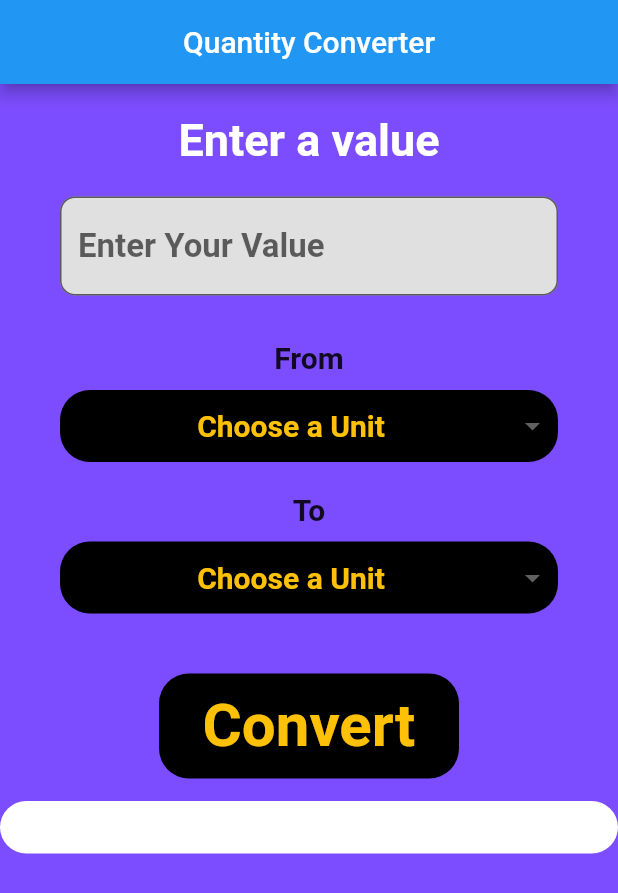
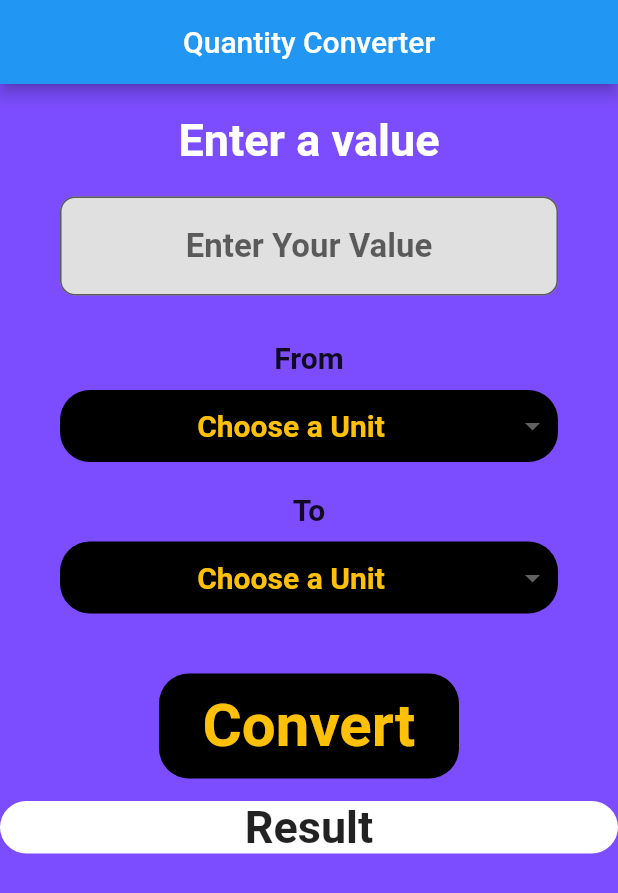
Before and after one commit to lokeshbs1994/Flutter_unit_converter, a Flutter app: the screen it shows after launch, on a phone screen of 412 x 824 dp. Shown: the top 893 px of the screen. Run offline on Flutter 3.47's test engine with Material 2 defaults, Android fonts, the phone set to English and light mode, and no system bars.

Commit message:
modified: unit converter

```diff
--- a/lib/main.dart
+++ b/lib/main.dart
@@ -29,7 +29,7 @@ class _ConverterState extends State<Converter> {
   late double userInput;
   String _startMeasure = "Choose a Unit";
   String _convertMeasures = "Choose a Unit";
-  String resultMessage = ' ';
+  String resultMessage = "Result";
 
   final List<String> measures = [
     'Meters',
@@ -114,6 +114,7 @@ class _ConverterState extends State<Converter> {
                 padding:
                     const EdgeInsets.symmetric(vertical: 20, horizontal: 40),
                 child: TextField(
+                  textAlign: TextAlign.center,
                   onChanged: (text) {
                     var input = double.tryParse(text);
                     if (input != null) {
@@ -260,9 +261,11 @@ class _ConverterState extends State<Converter> {
                   color: Colors.white,
                   borderRadius: BorderRadius.circular(20),
                 ),
-                child: Text((resultMessage == null) ? "" : resultMessage,
-                    style:
-                        TextStyle(fontWeight: FontWeight.w700, fontSize: 30)),
+                child: Center(
+                  child: Text((resultMessage == null) ? "" : resultMessage,
+                      style:
+                          TextStyle(fontWeight: FontWeight.w700, fontSize: 30)),
+                ),
               )
             ]),
           ),
```
